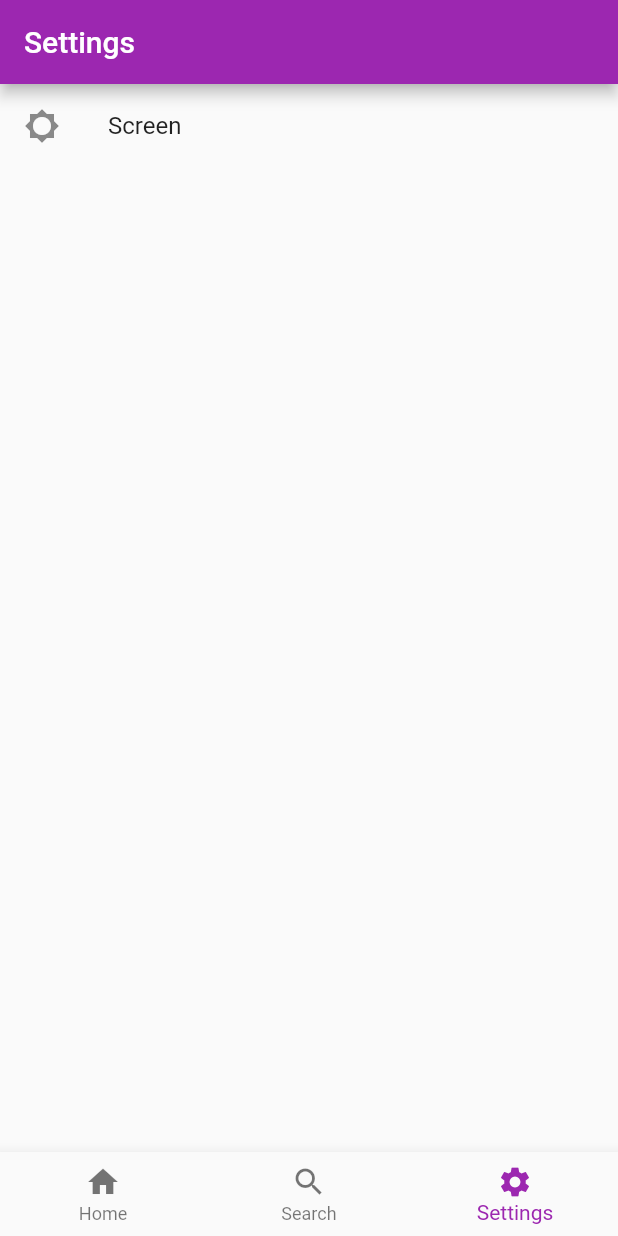
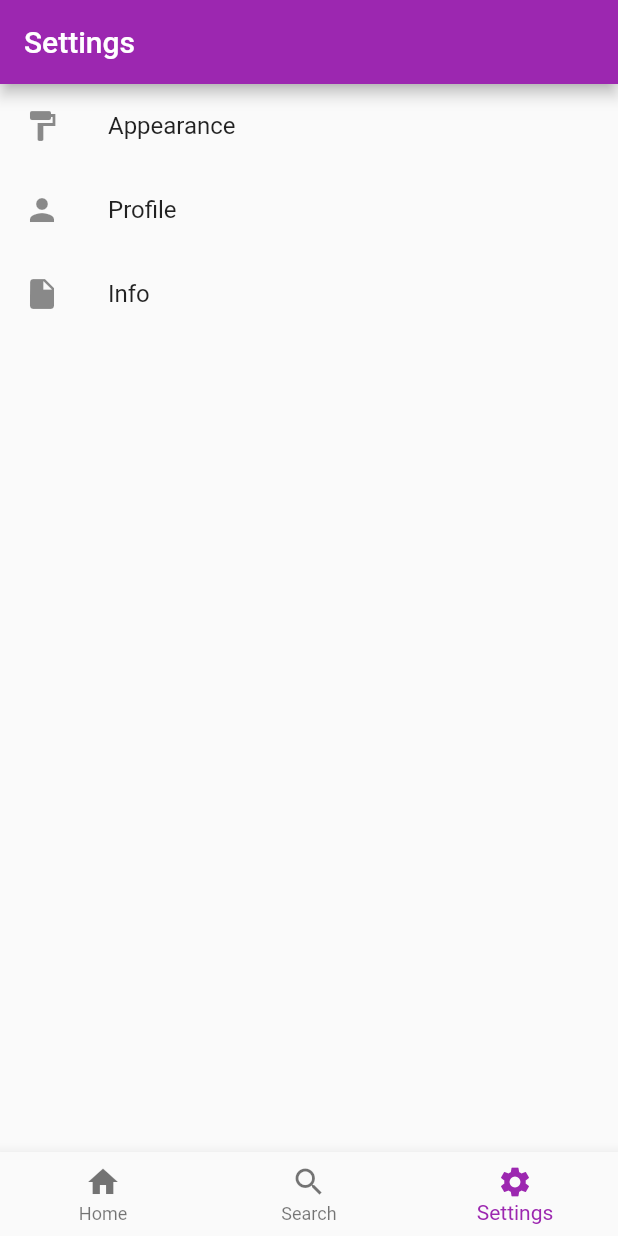
Before and after one commit to 9kimgu/jikanganai, a Flutter app: the screen it shows after launch, item 3 of the bottom bar chosen, on a phone screen of 412 x 824 dp. Run offline on Flutter 3.47's test engine with Material 2 defaults, Android fonts, the phone set to English and light mode, and no system bars; missing offline and left inert: jikan_dart.

Commit message:
polished settings view

```diff
--- a/lib/settingsView.dart
+++ b/lib/settingsView.dart
@@ -5,10 +5,27 @@ class SettingsWidget extends StatelessWidget {
   Widget build(BuildContext context) {
     return Scaffold(
         appBar: AppBar(title: Text('Settings')),
-        body: ListView(children: const <Widget>[
+        body: ListView(children: <Widget>[
           ListTile(
-            leading: Icon(Icons.brightness_5),
-            title: Text('Screen'),
+            leading: Icon(Icons.format_paint),
+            title: Text('Appearance'),
+            onTap: (){
+
+            },
+          ),
+          ListTile(
+            leading: Icon(Icons.person),
+            title: Text('Profile'),
+            onTap: (){
+
+            },
+          ),
+          ListTile(
+            leading: Icon(Icons.insert_drive_file),
+            title: Text('Info'),
+            onTap: (){
+
+            },
           ),
         ]));
   }
```
